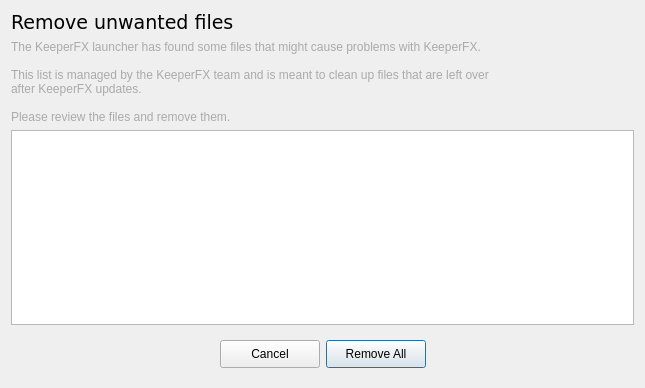
This is ui/fileremoverdialog.ui in yani/keeperfx-launcher-qt as Qt 5 draws it before an edit. The edited form follows.
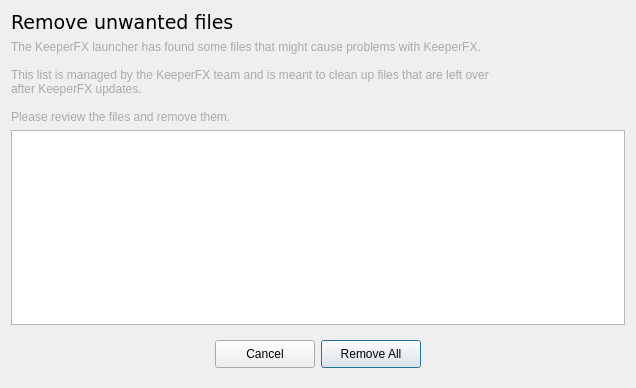
This is the edited form. Icons and pictures are not drawn.

Commit message: make file remover dialog a modal

```diff
--- a/ui/fileremoverdialog.ui
+++ b/ui/fileremoverdialog.ui
@@ -6,7 +6,7 @@
    <rect>
     <x>0</x>
     <y>0</y>
-    <width>645</width>
+    <width>636</width>
     <height>388</height>
    </rect>
   </property>
```
Left out of the diff: 3 changed lines with no effect on the pictures.
